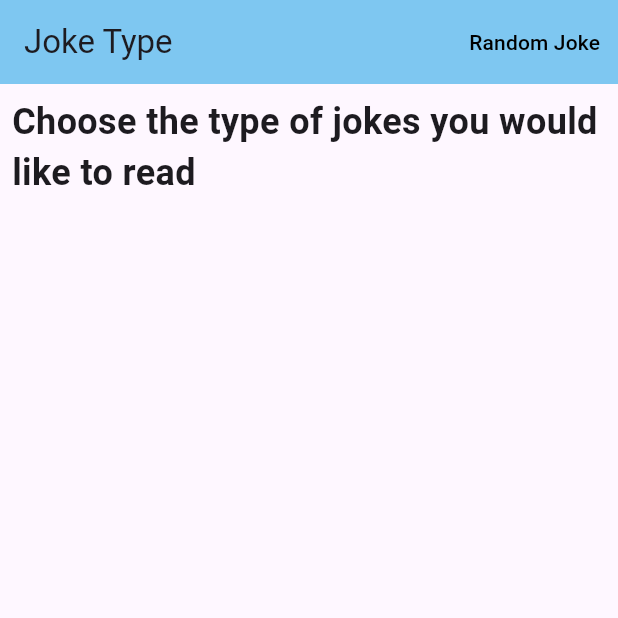
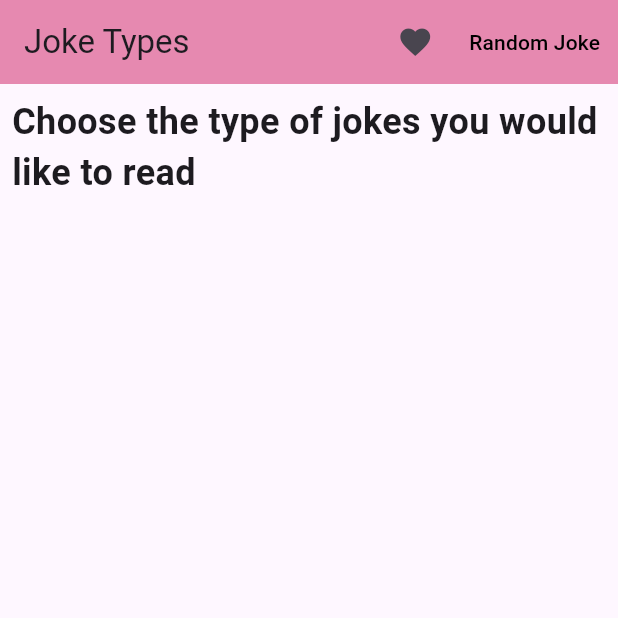
Before and after one commit to davitkovska/Jokes, a Flutter app: the screen it shows after launch, on a phone screen of 412 x 824 dp, the top half of it. Run offline on Flutter 3.47's test engine with Material 3 defaults, Android fonts, the phone set to English and light mode, and no system bars; network calls fail.

Commit message:
Initial commit

```diff
--- a/lib/main.dart
+++ b/lib/main.dart
@@ -1,5 +1,7 @@
 import 'package:flutter/material.dart';
-import 'package:projects/screens/home.dart';
+import 'package:jokes_app/screens/home.dart';
+
+import 'screens/home.dart';
 
 void main() {
   runApp(const MyApp());
--- a/lib/models/jokes model.dart
+++ /dev/null
@@ -1,15 +0,0 @@
-class Joke{
-  final int id;
-  final String setup;
-  final String punchline;
-  final String type;
-
-  Joke ({required this.id, required this.setup, required this.punchline, required this.type} );
-  Joke.fromJson(Map<String, dynamic> data)
-      : id = data['id'],
-        setup = data['setup'],
-        type = data['type'],
-        punchline = data['punchline'];
-
-  Map<String, dynamic> toJson() => {'id' : id, 'setup' : setup, 'type' : type, 'punhline':punchline};
-}
--- /dev/null
+++ b/lib/models/jokes_models.dart
@@ -0,0 +1,28 @@
+class Joke {
+  final int id;
+  final String setup;
+  final String punchline;
+  final String type;
+  bool isFavorite;
+
+  Joke(
+      {required this.id, required this.setup, required this.punchline, required this.type, this.isFavorite = false,});
+
+  Joke.fromJson(Map<String, dynamic> data)
+      : id = data['id'],
+        setup = data['setup'],
+        type = data['type'],
+
+        punchline = data['punchline'],
+        isFavorite = data['isFavorite'] ?? false;
+
+
+  Map<String, dynamic> toJson() =>
+      {
+        'id': id,
+        'setup': setup,
+        'type': type,
+        'punchline': punchline,
+        'isFavorite': isFavorite,
+      };
+}
--- a/lib/screens/home.dart
+++ b/lib/screens/home.dart
@@ -1,8 +1,10 @@
 import 'package:flutter/material.dart';
-import 'package:projects/screens/details.dart';
-import 'package:projects/screens/random_joke.dart';
-import 'package:projects/services/api_service.dart';
-import 'package:projects/widgets/joke_type_card.dart';
+import 'package:jokes_app/models/jokes_models.dart';
+import 'package:jokes_app/screens/details.dart';
+import 'package:jokes_app/screens/random_joke.dart';
+import 'package:jokes_app/screens/favorites.dart';
+import 'package:jokes_app/services/api_service.dart';
+import 'package:jokes_app/widgets/joke_type_card.dart';
 
 class Home extends StatefulWidget {
   @override
@@ -11,6 +13,7 @@ class Home extends StatefulWidget {
 
 class _HomeState extends State<Home> {
   List<String> jokeTypes = [];
+  List<Joke> favoriteJokes = [];
 
   @override
   void initState() {
@@ -29,26 +32,53 @@ class _HomeState extends State<Home> {
     }
   }
 
+  void toggleFavorite(Joke joke) {
+    setState(() {
+      if (!favoriteJokes.any((j) => j.id == joke.id)) {
+        favoriteJokes.add(joke);
+      } else {
+        favoriteJokes.removeWhere((j) => j.id == joke.id);
+      }
+      ScaffoldMessenger.of(context).showSnackBar(
+        SnackBar(content: Text(
+            favoriteJokes.contains(joke) ? 'Added to favorites!' : 'Removed from favorites!')),
+      );
+    });
+  }
   @override
   Widget build(BuildContext context) {
     return Scaffold(
         appBar: AppBar(
         elevation: 5,
-        backgroundColor: Colors.lightBlue[200],
-        title: Text("Joke Type"),
+        backgroundColor: Colors.pink[200],
+            title: const Text("Joke Types"),
             actions: [
-          TextButton(
+        IconButton(
+        icon: const Icon(Icons.favorite),
       onPressed: () {
         Navigator.push(
           context,
           MaterialPageRoute(
-                      builder: (context) => RandomJoke(),
-                    ));
+            builder: (context) => FavoritesScreen(favoriteJokes: favoriteJokes),
+          ),
+        );
+      },
+    ),
+    TextButton(
+
+      onPressed: () {
+        Navigator.push(
+          context,
+          MaterialPageRoute(
+            builder: (context) => const RandomJoke(),
+          ),
+        );
       },
       child: const Text(
         "Random Joke",
         style: TextStyle(color: Colors.black),
-              )),
+      ),
+    ),
             ],
         ),
       body: Column(
@@ -66,7 +96,7 @@ class _HomeState extends State<Home> {
           ),
           Expanded(
             child: GridView.builder(
-              padding: EdgeInsets.all(10),
+              padding: const EdgeInsets.all(10),
               gridDelegate: const SliverGridDelegateWithFixedCrossAxisCount(
                 crossAxisCount: 2,
                 crossAxisSpacing: 10,
@@ -80,9 +110,13 @@ class _HomeState extends State<Home> {
                     Navigator.push(
                     context,
                     MaterialPageRoute(
-                          builder: (context) =>
-                              Details(type: jokeTypes[index]),
-                        ));
+                    builder: (context) => Details(
+                    type: jokeTypes[index],
+                    favoriteJokes: favoriteJokes,
+                    toggleFavorite: toggleFavorite,
+                    ),
+                    ),
+                    );
                   },
                 );
               },
--- a/pubspec.yaml
+++ b/pubspec.yaml
@@ -1,4 +1,4 @@
-name: projects
+name: jokes_app
 description: "A new Flutter project."
 # The following line prevents the package from being accidentally published to
 # pub.dev using `flutter pub publish`. This is preferred for private packages.
```
Also changed, not shown: lib/screens/details.dart (+51 -12 lines), lib/screens/favorites.dart (added, +56 -0 lines), lib/screens/random_joke.dart (+41 -11 lines), lib/widgets/joke_card.dart (+11 -1 lines). Lines whose indentation alone changed are shown as unchanged.
